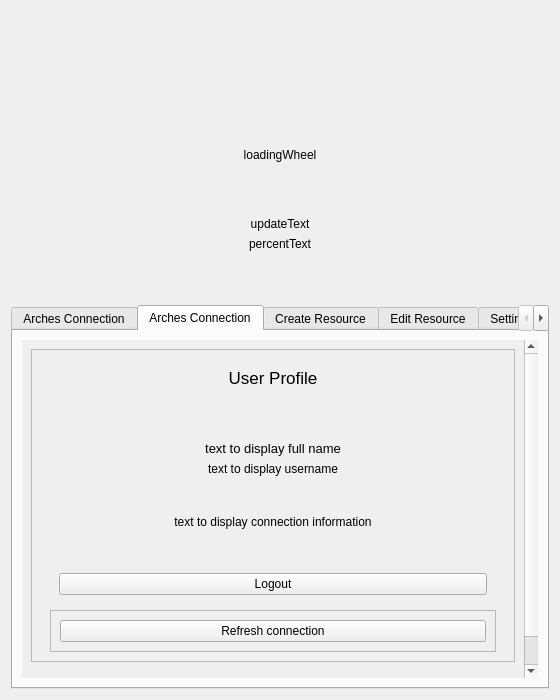
Before: the Qt Designer form arches_project/ui/arches_project_dialog_base.ui in archesproject/arches-qgis, drawn with Qt 5.
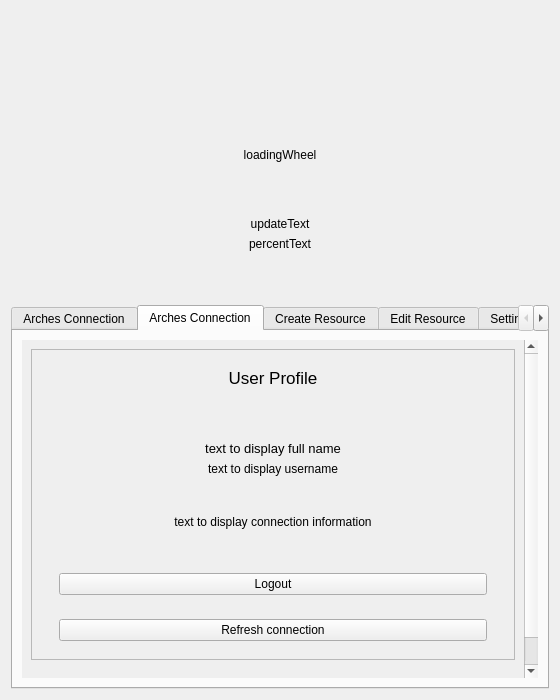
After: the same form once the commit is applied. The open tabs and pages were chosen to show the change. Icons and pictures are not drawn. Custom widgets are drawn as their Qt base class.

```diff
--- a/arches_project/ui/arches_project_dialog_base.ui
+++ b/arches_project/ui/arches_project_dialog_base.ui
@@ -685,7 +685,7 @@
               <item>
                <widget class="QFrame" name="refreshFrame">
                 <property name="frameShape">
-                 <enum>QFrame::StyledPanel</enum>
+                 <enum>QFrame::NoFrame</enum>
                 </property>
                 <property name="frameShadow">
                  <enum>QFrame::Raised</enum>
```
